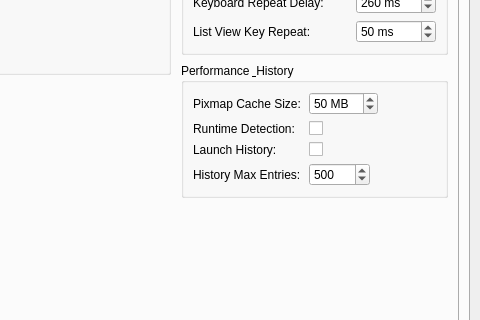
Old version of the form src/ui/dialogs/settingsdialog.ui in the repository EtherAura/Kartend; both pictures show x 620 to 1100 and y 321 to 641 of the 1100 by 920 pixel window.
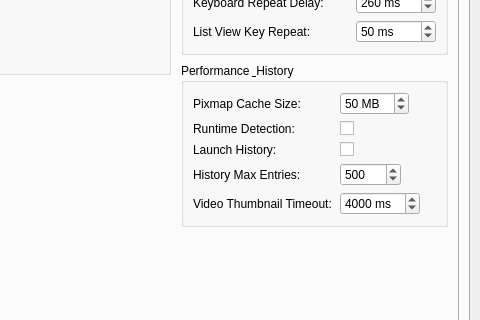
New version of the form. The open tabs and pages were chosen to show the change. Icons and pictures are not drawn. Custom widgets are drawn as their Qt base class.

Commit message: feat(settings): tunable video thumbnail extraction timeout

```diff
--- a/src/ui/dialogs/settingsdialog.ui
+++ b/src/ui/dialogs/settingsdialog.ui
@@ -2265,6 +2265,22 @@
                     <property name="value"><number>500</number></property>
                    </widget>
                   </item>
+                  <item row="4" column="0">
+                   <widget class="QLabel" name="videoThumbnailTimeoutLabel">
+                    <property name="text"><string>Video Thumbnail Timeout:</string></property>
+                   </widget>
+                  </item>
+                  <item row="4" column="1">
+                   <widget class="QSpinBox" name="videoThumbnailTimeoutSpinBox">
+                    <property name="minimumWidth"><number>110</number></property>
+                    <property name="toolTip"><string>How long to wait for a single video thumbnail to decode before giving up. Increase on slow systems where legitimate videos miss the default 4s window. Range: 1000–30000 ms.</string></property>
+                    <property name="minimum"><number>1000</number></property>
+                    <property name="maximum"><number>30000</number></property>
+                    <property name="singleStep"><number>500</number></property>
+                    <property name="value"><number>4000</number></property>
+                    <property name="suffix"><string> ms</string></property>
+                   </widget>
+                  </item>
                  </layout>
                 </widget>
                </item>
```
The commit also changes 8 other files.
